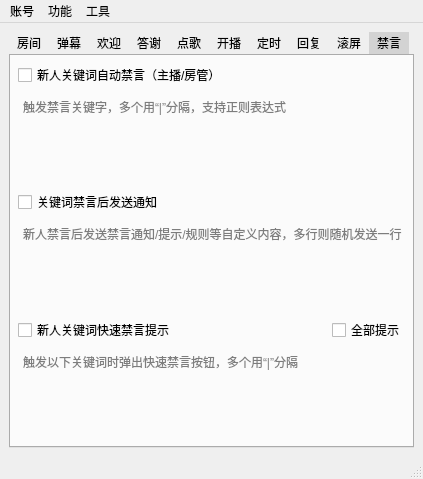
Qt form mainwindow.ui (iwxyi/Bilibili-MagicalDanmaku) before a commit.
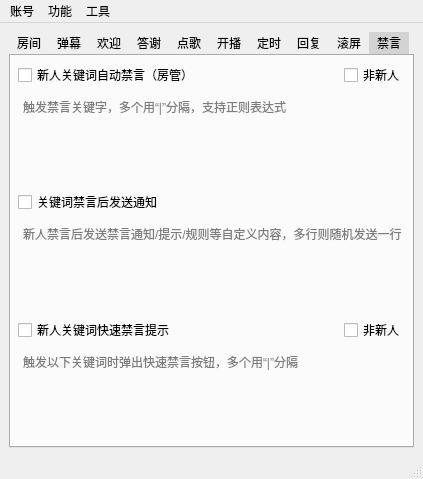
The same form after that commit. The open tabs and pages were chosen to show the change. Icons and pictures are not drawn. Custom widgets are drawn as their Qt base class.

Commit message: 新增支持禁言非新人

Patch:
```diff
--- a/mainwindow.ui
+++ b/mainwindow.ui
@@ -1903,7 +1903,30 @@
              <string>&lt;html&gt;&lt;head/&gt;&lt;body&gt;&lt;p&gt;发送的内容包含关键词，自动禁言1个月&lt;/p&gt;&lt;p&gt;多个关键词用“|”分隔（支持正则表达式）&lt;/p&gt;&lt;p&gt;新人规则：&lt;/p&gt;&lt;p&gt;等级=0：前三句话&lt;/p&gt;&lt;p&gt;等级&amp;gt;0：第一句话&lt;/p&gt;&lt;/body&gt;&lt;/html&gt;</string>
             </property>
             <property name="text">
-             <string>新人关键词自动禁言（主播/房管）</string>
+             <string>新人关键词自动禁言（房管）</string>
+            </property>
+           </widget>
+          </item>
+          <item>
+           <spacer name="horizontalSpacer_18">
+            <property name="orientation">
+             <enum>Qt::Horizontal</enum>
+            </property>
+            <property name="sizeHint" stdset="0">
+             <size>
+              <width>40</width>
+              <height>20</height>
+             </size>
+            </property>
+           </spacer>
+          </item>
+          <item>
+           <widget class="QCheckBox" name="blockNotOnlyNewbieCheck">
+            <property name="toolTip">
+             <string>&lt;html&gt;&lt;head/&gt;&lt;body&gt;&lt;p&gt;不只是新人，所有触发敏感词的发言都直接禁言&lt;/p&gt;&lt;p&gt;房管只能禁言非房管；主播可以禁言房管&lt;/p&gt;&lt;/body&gt;&lt;/html&gt;</string>
+            </property>
+            <property name="text">
+             <string>非新人</string>
             </property>
            </widget>
           </item>
@@ -1992,7 +2015,7 @@
              <string>不只是新人，所有触发敏感词的发言都提示禁言</string>
             </property>
             <property name="text">
-             <string>全部提示</string>
+             <string>非新人</string>
             </property>
            </widget>
           </item>
```
Left out of the diff: 4 changed lines with no effect on the pictures. The commit also changes 3 other files.
